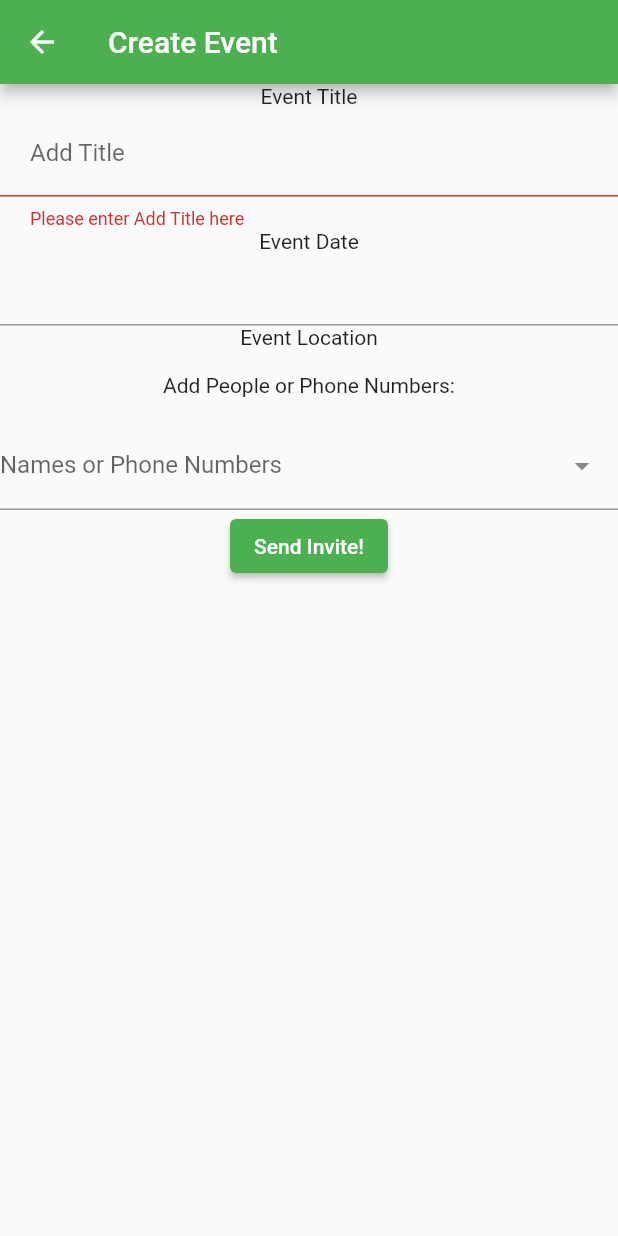
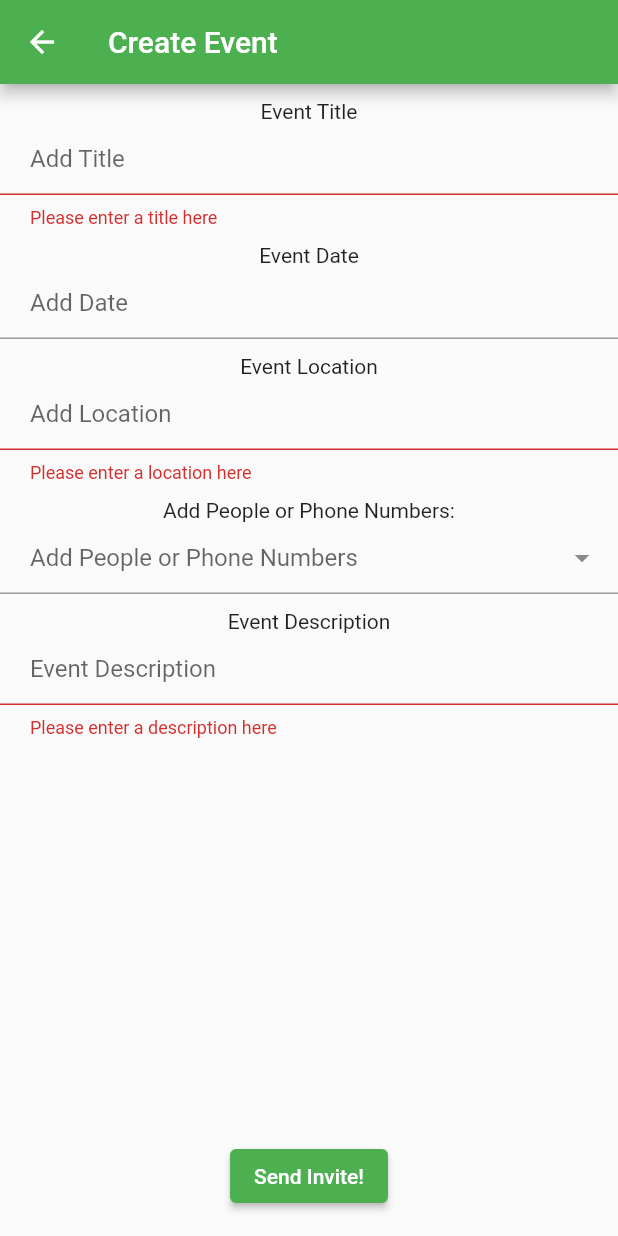
Before and after one commit to JonathanZhao29/group_lunch_app, a Flutter app: the EnterEventInfo screen opened directly, after a tap on "Send Invite!", on a phone screen of 412 x 824 dp. Run offline on Flutter 3.47's test engine with Material 2 defaults, Android fonts, the phone set to English and light mode, and no system bars; drawn by our look-alikes of datetime_picker_formfield, dropdown_search; our stand-ins replace cloud_firestore, firebase_auth, firebase_core, get_it, intl_phone_field, shared_preferences; accounts and stored records are empty.

Commit message:
Feat and Hack for create_event_page
Added my iphone to info.plist so I can get further through authentication.

Commented out setBusy(false) due to exception error.

Hacked around any form of authentication to work on create_event_page. To remove hack, just search up //HACK follow instructions there to comment/uncomment code.

Added scroll and additional input widgets to create_event_page. This page is 80% finished. The only things left to do are saving the data, better data validation, and building a better dropdown search for adding invitees.

```diff
--- a/lib/main.dart
+++ b/lib/main.dart
@@ -3,6 +3,7 @@ import 'dart:async';
 import 'package:firebase_auth/firebase_auth.dart';
 import 'package:flutter/material.dart';
 import 'package:group_lunch_app/pages/authentication_page/auth_notifier.dart';
+import 'package:group_lunch_app/pages/home_page.dart';
 import 'package:group_lunch_app/pages/loading_page.dart';
 import 'package:group_lunch_app/services/firestore_service.dart';
 import 'package:group_lunch_app/services/locator.dart';
@@ -43,7 +44,9 @@ class MyApp extends StatelessWidget {
                   ),
                   navigatorKey: locator<NavigationService>().navigationKey,
                   onGenerateRoute: routeFactory,
-                  initialRoute: LoadingPageRoute,
+                  //HACK
+                  initialRoute: HomePageRoute,
+                  //initialRoute: LoadingPageRoute,
                 ),
               );
               break;
@@ -53,7 +56,9 @@ class MyApp extends StatelessWidget {
             default:
               print('ConnectionState = ${snapshot.connectionState}');
               content = MaterialApp(
-                home: LoadingPage(),
+                //HACK
+                home: HomePage()
+                //home: LoadingPage(),
               );
           }
           return content;
@@ -100,10 +105,13 @@ class _AuthStreamListenerState extends State<AuthStreamListener> {
             _navService.navigateToAndReplaceAll(HomePageRoute);
             return;
           }
-          _navService.navigateToAndReplaceAll(AuthenticationPageRoute, arguments: {
-            INITIAL_AUTH_MODE_ARGUMENT_KEY: AuthMode.verificationMode,
-          });
+          //HACK
+          _navService.navigateToAndReplaceAll(HomePageRoute);
 
+          // _navService.navigateToAndReplaceAll(AuthenticationPageRoute, arguments: {
+          //   INITIAL_AUTH_MODE_ARGUMENT_KEY: AuthMode.verificationMode,
+          // });
+          //END HACK
         }
       },
     );
--- a/lib/pages/authentication_page/auth_notifier.dart
+++ b/lib/pages/authentication_page/auth_notifier.dart
@@ -48,8 +48,8 @@ class AuthNotifier extends BaseNotifier {
             'signup - verificationId: $verificationId | resendToken: $resendToken | phoneNumber: $phoneNumber');
 
         await fetchPrefs();
-
-        setBusy(false);
+        //HACK
+        //setBusy(false);
         setAuthMode(AuthMode.verificationMode);
       },
     );
--- a/lib/pages/create_event_page.dart
+++ b/lib/pages/create_event_page.dart
@@ -25,9 +25,11 @@ class EnterEventInfo extends StatefulWidget {
 class _EnterEventInfoState extends State<EnterEventInfo> {
   final _formKey = GlobalKey<FormState>();
   final _firestoreService = locator<FirestoreService>();
-  final numControllers = 2;
 
-  //For Event Info
+  //Number of regular input fields(Title, Date, Location, etc)
+  final numControllers = 4;
+
+  //For Storing Event Info
   List<TextEditingController> inputControllerList = [];
 
   // Create text editing controllers
@@ -67,47 +69,42 @@ class _EnterEventInfoState extends State<EnterEventInfo> {
         actions: [],
       ),
       body: Stack(
+        alignment: AlignmentDirectional.bottomCenter,
         children: <Widget>[
+          CustomScrollView(
+            slivers:[SliverFillRemaining(
+            hasScrollBody: false,
+            child:
               Form(
                   key: _formKey,
                   child: Column(
                     children: <Widget>[
                       //Event Title
-                  Text('Event Title'),
+                      paddedHeadline('Event Title'),
                       titleTextField('Add Title', inputControllerList[0]),
                       //Event Date
-                  Text('Event Date'),
+                      paddedHeadline('Event Date'),
                       dateTextField('Add Date', inputControllerList[1]),
 
                       //TBD: Event Location, store in GeoPoint
-                  Text('Event Location'),
+                      paddedHeadline('Event Location'),
+                      locationTextField('Add Location', inputControllerList[2]),
 
-                  Padding(
-                    padding: EdgeInsets.all(16.0),
-                    child: Text('Add People or Phone Numbers:'),
+                      paddedHeadline('Add People or Phone Numbers:'),
+                      addInviteeField('Add People or Phone Numbers', invitees),
+
+                      paddedHeadline('Event Description'),
+                      descriptionTextField('Event Description', inputControllerList[3]),
+                      Spacer(),
+
+                    ],
+                  )
+                )
+              )
+            ],
           ),
-                  dropdownSearchField('Add People or Phone Numbers', invitees),
-                  ElevatedButton(
-                    onPressed: () {
-                      // Enters if statement = form is valid
-                      if (_formKey.currentState!.validate()) {
-                        //Create event with inputted information
-
-                        //Print to Console Inputted Information
-                        print("Event Title: " + inputControllerList[0].text);
-                        print("Event Date: " + inputControllerList[1].text);
-
-                        ScaffoldMessenger.of(context).showSnackBar(
-                          const SnackBar(content: Text('Sending Invite...')),
-                        );
-                      } else {
-                        print("Form not valid");
-                      }
-                    },
-                    child: const Text('Send Invite!'), //Or Send Icon
-                  ),
-                ],
-              ))
+          //Send Invite Button
+          sendInviteButton(_formKey, inputControllerList, context,invitees),
         ],
       ),
     );
@@ -140,6 +137,14 @@ class _EnterEventInfoState extends State<EnterEventInfo> {
   }
 }
 
+Widget paddedHeadline(String inputText){
+  return Padding(
+    padding: EdgeInsets.fromLTRB(0,10,0,0),
+    child: Text(inputText),
+  );
+}
+
+
 //try .map??? to get text, creates a function for each element in list that returns an iterable
 Widget titleTextField(String baseText, TextEditingController inputController) {
   return TextFormField(
@@ -147,13 +152,13 @@ Widget titleTextField(String baseText, TextEditingController inputController) {
     // The validator receives the text that the user has entered.
     validator: (value) {
       if (value == null || value.isEmpty) {
-        return 'Please enter ' + baseText + ' here';
+        return 'Please enter a title here';
       }
       return null;
     },
     decoration: InputDecoration(
       hintText: baseText,
-      contentPadding: EdgeInsets.all(20.0),
+      contentPadding: EdgeInsets.fromLTRB(20,0,0,0),
     ),
   );
 }
@@ -164,15 +169,19 @@ Widget dateTextField(String baseText, TextEditingController inputController) {
   var currentDay = DateTime.now().subtract(const Duration(days: 1));
   //Current time increased by 1 year used as end time
   var lastDayAllowed = DateTime(2100);
+
+  var date;
   //Create DateTimeField
   return DateTimeField(
     format: DateFormat("EEEE MMM dd, ").add_jm(),
     onShowPicker: (context, currentValue) async {
-      final date = await showDatePicker(
+          date = await showDatePicker(
           context: context,
           firstDate: currentDay,
           initialDate: DateTime.now(),
-          lastDate: lastDayAllowed);
+          lastDate: lastDayAllowed,
+          );
+
       if (date != null) {
         final time = await showTimePicker(
           context: context,
@@ -187,10 +196,40 @@ Widget dateTextField(String baseText, TextEditingController inputController) {
         return currentValue;
       }
     },
+    validator: (date) {
+      if (date == null) {
+        return 'Please enter a date here';
+      }
+      return null;
+    },
+    decoration: InputDecoration(
+      hintText: baseText,
+      contentPadding: EdgeInsets.fromLTRB(20,0,0,0),
+    ),
   );
 }
 
-Widget dropdownSearchField(String baseText, List<UserModel> invitees) {
+//Eventually figure something out with geopoint
+Widget locationTextField(String baseText, TextEditingController inputController){
+  return TextFormField(
+    controller: inputController,
+    // The validator receives the text that the user has entered.
+    validator: (value) {
+      if (value == null || value.isEmpty) {
+        return 'Please enter a location here';
+      }
+      return null;
+    },
+    decoration: InputDecoration(
+      hintText: baseText,
+      contentPadding: EdgeInsets.fromLTRB(20,0,0,0),
+    ),
+
+  );
+}
+
+//Add invitees widget
+Widget addInviteeField(String baseText, List<UserModel> invitees) {
   // return DropdownSearch<String>.multiSelection(
   //   items: [
   //     "Jonathan",
@@ -207,11 +246,13 @@ Widget dropdownSearchField(String baseText, List<UserModel> invitees) {
   //   selectedItems: [],
   // );
 
+  //listOfUsers hardcoded for now, eventually want to store in local or cloud(preferred)
   List<UserModel> listOfUsers = [
     UserModel(id: "001", name: "John", phoneNumber: "9199199191"),
     UserModel(id: "002", name: "Jonathan", phoneNumber: "1234567890")
   ];
 
+  //Only shows known listOfUsers
   return DropdownSearch<UserModel>.multiSelection(
     //popupProps: PopupPropsMultiSelection.modalBottomSheet(
     //   showSelectedItems: true,
@@ -219,7 +260,8 @@ Widget dropdownSearchField(String baseText, List<UserModel> invitees) {
     // ),
     dropdownDecoratorProps: DropDownDecoratorProps(
       dropdownSearchDecoration: InputDecoration(
-        labelText: 'Names or Phone Numbers',
+        labelText: baseText,
+        contentPadding: EdgeInsets.fromLTRB(20,10,0,0),
       ),
     ),
     //asyncItems: (String filter) => getData(filter),
@@ -229,3 +271,58 @@ Widget dropdownSearchField(String baseText, List<UserModel> invitees) {
     selectedItems: invitees,
   );
 }
+
+//Description TextField
+Widget descriptionTextField(String baseText, inputController){
+  return TextFormField(
+    controller: inputController,
+    // The validator receives the text that the user has entered.
+    validator: (value) {
+      if (value == null || value.isEmpty) {
+        return 'Please enter a description here';
+      }
+      return null;
+    },
+    decoration: InputDecoration(
+      hintText: baseText,
+      contentPadding: EdgeInsets.fromLTRB(20,0,0,0),
+
+    ),
+    //Allow multiline text
+    keyboardType: TextInputType.multiline,
+    minLines: 1,
+    maxLines: 5,
+  );
+}
+
+//Button Widget for sending the invite
+Widget sendInviteButton(_formKey, inputControllerList,context,invitees){
+  return Padding(
+    padding: EdgeInsets.all(16.0),
+    child:
+      ElevatedButton(
+        onPressed: () {
+          // Enters if statement = form is valid
+          if (_formKey.currentState!.validate()) {
+            //Create event with inputted information
+
+            //Print to Console Inputted Information
+            print("Event Title: " + inputControllerList[0].text);
+            print("Event Date: " + inputControllerList[1].text);
+            print("Event Location: "+ inputControllerList[2].text);
+            print("Invitees: "+ invitees);
+            print("Event Description: " + inputControllerList[3].text);
+
+
+            //"Sending Invite Ribbon"
+            ScaffoldMessenger.of(context).showSnackBar(
+              const SnackBar(content: Text('Sending Invite...')),
+            );
+          } else {
+            print("Form not valid");
+          }
+        },
+        child: const Text('Send Invite!'), //Or Send Icon
+      ),
+                  );
+}
--- a/lib/pages/home_page.dart
+++ b/lib/pages/home_page.dart
@@ -1,4 +1,5 @@
 import 'package:flutter/material.dart';
+import 'package:group_lunch_app/pages/dev_user_input_page.dart';
 import 'package:group_lunch_app/services/authentication_service.dart';
 import 'package:group_lunch_app/services/locator.dart';
 import 'package:group_lunch_app/services/navigation_service.dart';
@@ -16,22 +17,26 @@ class HomePage extends StatefulWidget {
 
 class _HomePageState extends State<HomePage> {
   final NavigationService _navService = locator<NavigationService>();
-  final AuthenticationService _authService = locator<AuthenticationService>();
-  final FirestoreService _firestoreService = locator<FirestoreService>();
-
+  //HACK
+  //final AuthenticationService _authService = locator<AuthenticationService>();
+  //final FirestoreService _firestoreService = locator<FirestoreService>();
+  //END HACK
   UserModel user = UserModel.defaultUser;
 
   @override
   void initState() {
     super.initState();
-    _firestoreService.getLoggedInUser().then(
-      (userModel) {
-        if (!mounted) return;
-        setState(() {
-          if (userModel != null) user = userModel;
-        });
-      },
-    );
+    //HACK
+
+    // _firestoreService.getLoggedInUser().then(
+    //   (userModel) {
+    //     if (!mounted) return;
+    //     setState(() {
+    //       if (userModel != null) user = userModel;
+    //     });
+    //   },
+    // );
+    //END HACK
   }
 
   @override
@@ -56,7 +61,11 @@ class _HomePageState extends State<HomePage> {
           IconButton(
               icon: Icon(Icons.logout),
               onPressed: () {
-                _authService.logOut();
+                print("User logged out");
+                //HACK
+                //_authService.logOut();
+                //END HACK
+
               })
         ],
       ),
```
Also changed, not shown: 2 other files. Lines whose indentation alone changed are shown as unchanged.
